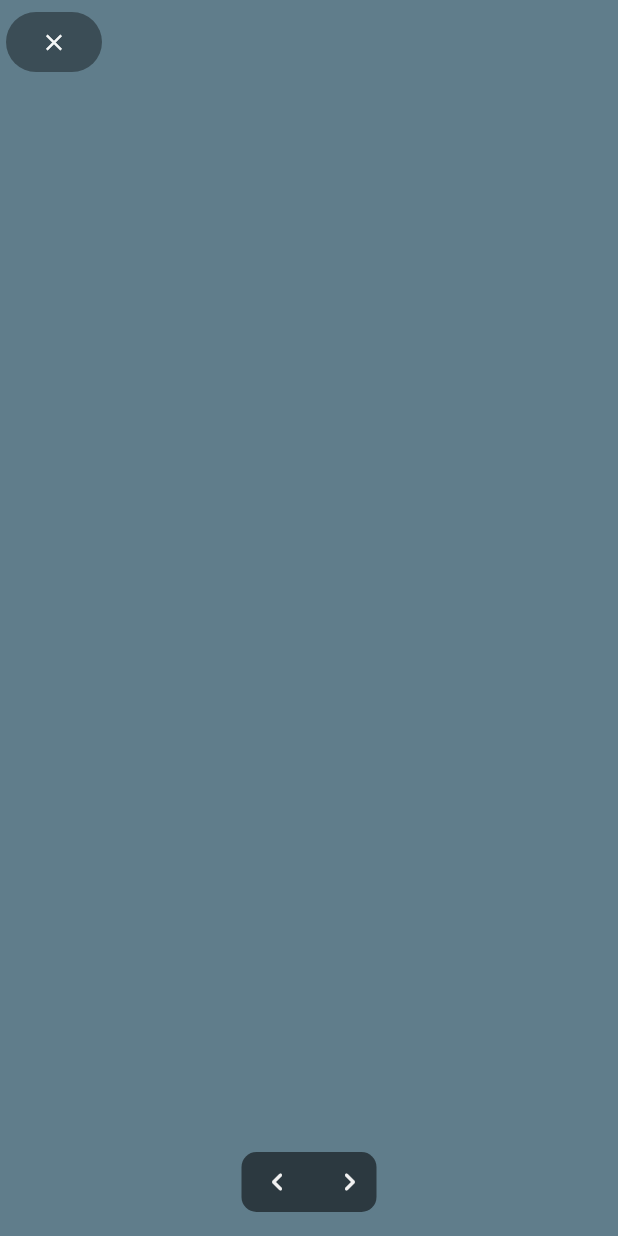
After one commit to NathanDraco22/android-keygen, a Flutter app: the screen it shows after launch, after a tap on "Tutorial", on a phone screen of 412 x 824 dp. The commit adds this screen. Run offline on Flutter 3.47's test engine with Material 2 defaults, Android fonts, the phone set to English and light mode, and no system bars; our stand-ins replace file_picker; missing offline and left inert: process_run, window_manager.

Commit message:
home and tuto added

```diff
--- a/lib/main.dart
+++ b/lib/main.dart
@@ -1,5 +1,7 @@
 import 'package:flutter/material.dart';
 import 'package:keytool_app/modules/android_key/view/android_keygen_screen.dart';
+import 'package:keytool_app/modules/home/view/home_screen.dart';
+import 'package:keytool_app/modules/tutorial/view/totorial_screen.dart';
 import 'package:keytool_app/theme/app_theme.dart';
 
 
@@ -10,7 +12,7 @@ void main() async {
   await windowManager.ensureInitialized();
   WindowOptions windowOptions = const WindowOptions(
     size:  Size(500, 700),
-    center: true,
+    // center: true,
     maximumSize: Size(500, 700)
   );
   windowManager.waitUntilReadyToShow(windowOptions,() async {
@@ -29,7 +31,7 @@ class MyApp extends StatelessWidget {
       title: 'Flutter Demo',
       debugShowCheckedModeBanner: false,
       theme: AppTheme().setTheme(),
-      home: const AndroidKeygenScreen()
+      home: const HomeScreen()
     );
   }
 }
--- a/lib/modules/android_key/logic/view_model.dart
+++ b/lib/modules/android_key/logic/view_model.dart
@@ -8,9 +8,7 @@ class ViewModel extends InheritedWidget {
   final shellService = ShellService();
 
   Future<String?> executeKeyGen(ParamsModel paramsModel, String keyName)async{
-
     return await shellService.genKey(paramsModel, keyName);
-
   }
 
 
@@ -32,11 +30,7 @@ class ViewModel extends InheritedWidget {
     }
 
     return (paramModel, "");
-
   }
-
-
-
 
   static ViewModel of(BuildContext context) {
     return context.dependOnInheritedWidgetOfExactType<ViewModel>()!;
--- a/lib/modules/android_key/view/build_form.dart
+++ b/lib/modules/android_key/view/build_form.dart
@@ -46,7 +46,6 @@ class _BuildForm extends StatelessWidget {
                 child: Center(
                   child: FilledButton(
                     onPressed: () async {
-
                       final (model, msg) = viewModel.executeValidator();
                       if(model == null){
                         await showDialog(
@@ -94,8 +93,6 @@ class _BuildForm extends StatelessWidget {
                         backgroundColor: Colors.green.shade800,
                       );
                       ScaffoldMessenger.of(context).showSnackBar(snackBar);
-
-
                     },
                     child: const Row(
                       mainAxisSize: MainAxisSize.min,
--- /dev/null
+++ b/lib/modules/home/view/home_screen.dart
@@ -0,0 +1,37 @@
+import 'package:flutter/material.dart';
+import 'package:keytool_app/modules/android_key/view/android_keygen_screen.dart';
+import 'package:keytool_app/modules/tutorial/view/totorial_screen.dart';
+
+class HomeScreen extends StatelessWidget {
+  const HomeScreen({super.key});
+
+  @override
+  Widget build(BuildContext context) {
+    return Scaffold(
+      body: Center(
+        child: Column(
+          mainAxisAlignment: MainAxisAlignment.center,
+          children: [
+            FilledButton.icon(
+              onPressed: () => Navigator.push(context, MaterialPageRoute(
+                builder: (context) => const AndroidKeygenScreen(),
+              )),
+              icon: const Icon(Icons.key),
+              label: const Text("Generator")
+            ),
+            const SizedBox(height: 30,),
+            FilledButton.icon(
+              onPressed: () => Navigator.push(context, MaterialPageRoute(
+                builder: (context) => const TutorialScreen(),
+              )),
+              icon: const Icon(Icons.book),
+              label: const Text("Tutorial")
+            ),
+
+
+          ],
+        ),
+      ),
+    );
+  }
+}
--- /dev/null
+++ b/lib/modules/tutorial/view/totorial_screen.dart
@@ -0,0 +1,100 @@
+import 'package:flutter/material.dart';
+
+class TutorialScreen extends StatelessWidget {
+  const TutorialScreen({super.key});
+
+  @override
+  Widget build(BuildContext context) {
+    final controller = PageController();
+    final (duration, curve) = (const Duration(milliseconds: 200), Curves.easeOutSine);
+    return Scaffold(
+      body: Stack(
+        alignment: Alignment.center,
+        children: [
+          _CustomPageView(controller: controller),
+          Positioned(
+            bottom: 16,
+            child: _NavigationPages(controller: controller, duration: duration, curve: curve),
+          ),
+          const Positioned(
+            top: 4,
+            left: 4,
+            child: _CloseButton()
+          ),
+
+        ],
+      ),
+    );
+  }
+}
+
+class _CloseButton extends StatelessWidget {
+  const _CloseButton();
+
+  @override
+  Widget build(BuildContext context) {
+    return FilledButton.tonal(
+        style: FilledButton.styleFrom(padding: EdgeInsets.zero, backgroundColor: Colors.black38),
+        onPressed: () => Navigator.pop(context),
+        child: const Icon(Icons.close),
+      );
+  }
+}
+
+class _NavigationPages extends StatelessWidget {
+  const _NavigationPages({
+    required this.controller,
+    required this.duration,
+    required this.curve,
+  });
+
+  final PageController controller;
+  final Duration duration;
+  final Cubic curve;
+
+  @override
+  Widget build(BuildContext context) {
+    return Container(
+      width: 90,
+      height: 40,
+      decoration: BoxDecoration(
+        color: Colors.black54,
+        borderRadius: BorderRadius.circular(10)
+      ),
+      child: Row(
+        mainAxisAlignment: MainAxisAlignment.spaceBetween,
+        children: [
+          IconButton(
+            onPressed: () => controller.previousPage(duration: duration, curve: curve),
+            icon: const Icon(Icons.chevron_left_rounded)
+          ),
+          IconButton(
+            onPressed: () => controller.nextPage(duration: duration, curve: curve ),
+            icon: const Icon(Icons.chevron_right_rounded)
+          ),
+        ],
+      ),
+    );
+  }
+}
+
+class _CustomPageView extends StatelessWidget {
+  const _CustomPageView({
+    required this.controller,
+  });
+
+  final PageController controller;
+
+  @override
+  Widget build(BuildContext context) {
+    return PageView(
+      controller: controller,
+      children: [
+        Container(color: Colors.blueGrey,),
+        Container(color: Colors.green,),
+        Container(color: Colors.blue,),
+        Container(color: Colors.red,),
+      ],
+    );
+  }
+}
```
